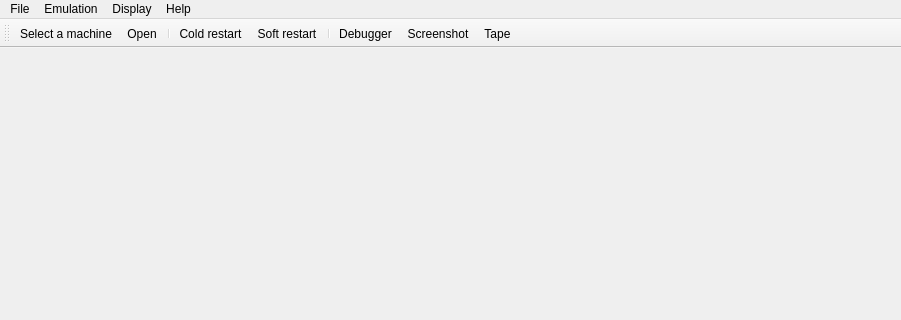
Qt form src/mainwindow.ui (Ptr314/ecat3) before a commit; both pictures show x 0 to 901 and y 0 to 320 of the 901 by 655 pixel window.
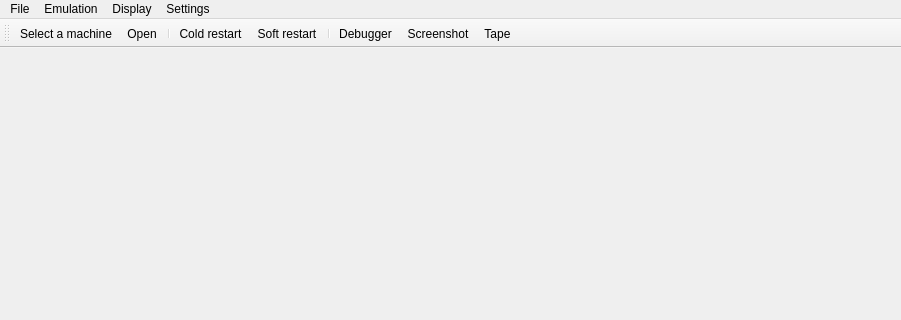
The same form after that commit. Icons and pictures are not drawn.

What changed in the file:
```diff
--- a/src/mainwindow.ui
+++ b/src/mainwindow.ui
@@ -95,7 +95,7 @@
    </widget>
    <widget class="QMenu" name="menuHelp">
     <property name="title">
-     <string>Help</string>
+     <string>Settings</string>
     </property>
     <addaction name="actionLanguage"/>
     <addaction name="actionAbout"/>
```
Left out of the diff: 117 changed lines with no effect on the pictures.
